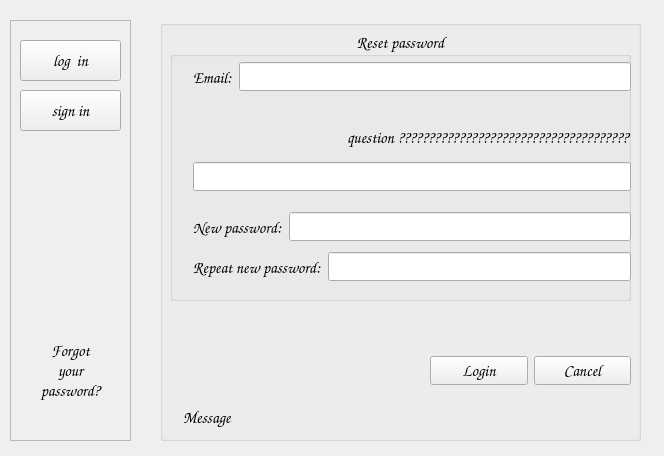
This is App_main/UI/register_login.ui in piotrekgelert/register-sign-in-form-pyqt as Qt 5 draws it before an edit. The edited form follows.
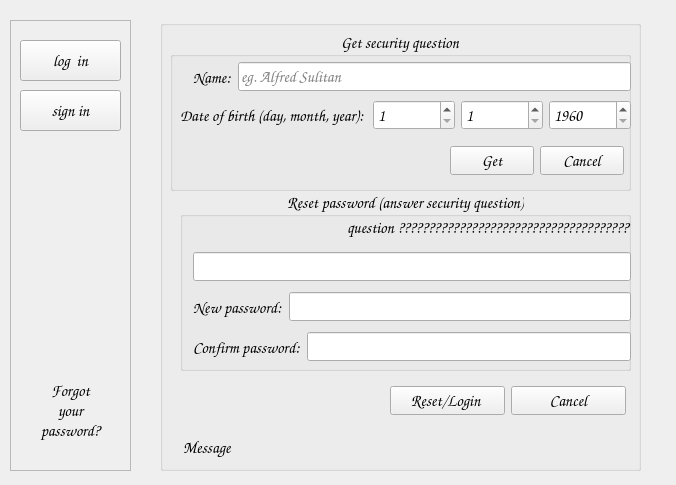
This is the edited form. The open tabs and pages were chosen to show the change. Icons and pictures are not drawn.

Commit message: forgot password work in progress

```diff
--- a/App_main/UI/register_login.ui
+++ b/App_main/UI/register_login.ui
@@ -9,8 +9,8 @@
    <rect>
     <x>0</x>
     <y>0</y>
-    <width>664</width>
-    <height>456</height>
+    <width>676</width>
+    <height>485</height>
    </rect>
   </property>
   <property name="font">
@@ -33,14 +33,14 @@
       <x>150</x>
       <y>20</y>
       <width>501</width>
-      <height>421</height>
+      <height>451</height>
      </rect>
     </property>
     <property name="focusPolicy">
      <enum>Qt::StrongFocus</enum>
     </property>
     <property name="currentIndex">
-     <number>0</number>
+     <number>3</number>
     </property>
     <widget class="QWidget" name="pg_welcome">
      <widget class="QLabel" name="lb_main_logo">
@@ -80,7 +80,7 @@
         <x>10</x>
         <y>0</y>
         <width>481</width>
-        <height>421</height>
+        <height>451</height>
        </rect>
       </property>
       <property name="title">
@@ -173,7 +173,7 @@
        <property name="geometry">
         <rect>
          <x>270</x>
-         <y>330</y>
+         <y>360</y>
          <width>201</width>
          <height>42</height>
         </rect>
@@ -219,12 +219,12 @@
        <property name="geometry">
         <rect>
          <x>10</x>
-         <y>380</y>
+         <y>410</y>
          <width>461</width>
          <height>34</height>
         </rect>
        </property>
-       <layout class="QHBoxLayout" name="horizontalLayout_3">
+       <layout class="QHBoxLayout" name="hl_login_message">
         <item>
          <widget class="QLabel" name="lb_login_message_icon">
           <property name="sizePolicy">
@@ -259,7 +259,7 @@
         <x>10</x>
         <y>0</y>
         <width>481</width>
-        <height>421</height>
+        <height>451</height>
        </rect>
       </property>
       <property name="title">
@@ -289,8 +289,15 @@
        <property name="flat">
         <bool>true</bool>
        </property>
-       <layout class="QVBoxLayout" name="verticalLayout">
-        <item>
+       <widget class="QWidget" name="">
+        <property name="geometry">
+         <rect>
+          <x>10</x>
+          <y>33</y>
+          <width>451</width>
+          <height>30</height>
+         </rect>
+        </property>
          <layout class="QHBoxLayout" name="hl_register_fname">
           <item>
            <widget class="QLabel" name="lb_register_fname_icon">
@@ -313,8 +320,16 @@
            <widget class="QLineEdit" name="le_register_fname"/>
           </item>
          </layout>
-        </item>
-        <item>
+       </widget>
+       <widget class="QWidget" name="">
+        <property name="geometry">
+         <rect>
+          <x>10</x>
+          <y>69</y>
+          <width>451</width>
+          <height>30</height>
+         </rect>
+        </property>
          <layout class="QHBoxLayout" name="hl_register_lname">
           <item>
            <widget class="QLabel" name="lb_register_lname_icon">
@@ -337,8 +352,16 @@
            <widget class="QLineEdit" name="le_register_lname"/>
           </item>
          </layout>
-        </item>
-        <item>
+       </widget>
+       <widget class="QWidget" name="">
+        <property name="geometry">
+         <rect>
+          <x>10</x>
+          <y>105</y>
+          <width>451</width>
+          <height>30</height>
+         </rect>
+        </property>
          <layout class="QHBoxLayout" name="hl_register_email">
           <item>
            <widget class="QLabel" name="lb_register_email_icon">
@@ -361,8 +384,16 @@
            <widget class="QLineEdit" name="le_register_email"/>
           </item>
          </layout>
-        </item>
-        <item>
+       </widget>
+       <widget class="QWidget" name="">
+        <property name="geometry">
+         <rect>
+          <x>10</x>
+          <y>141</y>
+          <width>451</width>
+          <height>30</height>
+         </rect>
+        </property>
          <layout class="QHBoxLayout" name="hl_register_password">
           <item>
            <widget class="QLabel" name="lb_register_password_icon">
@@ -385,8 +416,7 @@
            <widget class="QLineEdit" name="le_register_password"/>
           </item>
          </layout>
-        </item>
-       </layout>
+       </widget>
       </widget>
       <widget class="QGroupBox" name="gb_register_question">
        <property name="geometry">
@@ -394,11 +424,11 @@
          <x>10</x>
          <y>200</y>
          <width>461</width>
-         <height>111</height>
+         <height>151</height>
         </rect>
        </property>
        <property name="title">
-        <string>Add question and answer in case of forgotten password</string>
+        <string>Security info in case of forgotten password</string>
        </property>
        <property name="alignment">
         <set>Qt::AlignCenter</set>
@@ -406,8 +436,15 @@
        <property name="flat">
         <bool>true</bool>
        </property>
-       <layout class="QVBoxLayout" name="verticalLayout_2">
-        <item>
+       <widget class="QWidget" name="">
+        <property name="geometry">
+         <rect>
+          <x>9</x>
+          <y>70</y>
+          <width>451</width>
+          <height>34</height>
+         </rect>
+        </property>
          <layout class="QHBoxLayout" name="hl_register_question">
           <item>
            <widget class="QLabel" name="lb_register_question_icon">
@@ -430,8 +467,16 @@
            <widget class="QLineEdit" name="le_register_question"/>
           </item>
          </layout>
-        </item>
-        <item>
+       </widget>
+       <widget class="QWidget" name="">
+        <property name="geometry">
+         <rect>
+          <x>9</x>
+          <y>110</y>
+          <width>451</width>
+          <height>34</height>
+         </rect>
+        </property>
          <layout class="QHBoxLayout" name="hl_register_answer">
           <item>
            <widget class="QLabel" name="lb_register_answer_icon">
@@ -454,14 +499,74 @@
            <widget class="QLineEdit" name="le_register_answer"/>
           </item>
          </layout>
+       </widget>
+       <widget class="QWidget" name="">
+        <property name="geometry">
+         <rect>
+          <x>9</x>
+          <y>30</y>
+          <width>451</width>
+          <height>31</height>
+         </rect>
+        </property>
+        <layout class="QHBoxLayout" name="horizontalLayout">
+         <item>
+          <widget class="QLabel" name="lb_register_dob">
+           <property name="text">
+            <string>Date of birth (day, month, year):</string>
+           </property>
+          </widget>
+         </item>
+         <item>
+          <widget class="QSpinBox" name="sb_register_dob_day">
+           <property name="specialValueText">
+            <string/>
+           </property>
+           <property name="prefix">
+            <string/>
+           </property>
+           <property name="minimum">
+            <number>1</number>
+           </property>
+           <property name="maximum">
+            <number>31</number>
+           </property>
+          </widget>
+         </item>
+         <item>
+          <widget class="QSpinBox" name="sb_register_dob_month">
+           <property name="buttonSymbols">
+            <enum>QAbstractSpinBox::UpDownArrows</enum>
+           </property>
+           <property name="suffix">
+            <string/>
+           </property>
+           <property name="minimum">
+            <number>1</number>
+           </property>
+           <property name="maximum">
+            <number>12</number>
+           </property>
+          </widget>
+         </item>
+         <item>
+          <widget class="QSpinBox" name="sb_register_dob_year">
+           <property name="minimum">
+            <number>1960</number>
+           </property>
+           <property name="maximum">
+            <number>2024</number>
+           </property>
+          </widget>
         </item>
        </layout>
       </widget>
+      </widget>
       <widget class="QWidget" name="layoutWidget">
        <property name="geometry">
         <rect>
          <x>270</x>
-         <y>330</y>
+         <y>360</y>
          <width>201</width>
          <height>42</height>
         </rect>
@@ -507,12 +612,12 @@
        <property name="geometry">
         <rect>
          <x>10</x>
-         <y>380</y>
+         <y>410</y>
          <width>461</width>
          <height>34</height>
         </rect>
        </property>
-       <layout class="QHBoxLayout" name="horizontalLayout_4">
+       <layout class="QHBoxLayout" name="hl_register_message">
         <item>
          <widget class="QLabel" name="lb_register_message_icon">
           <property name="sizePolicy">
@@ -547,23 +652,23 @@
         <x>10</x>
         <y>0</y>
         <width>481</width>
-        <height>421</height>
+        <height>451</height>
        </rect>
       </property>
       <property name="title">
        <string/>
       </property>
-      <widget class="QGroupBox" name="gb_forgot_password">
+      <widget class="QGroupBox" name="gb_reset_get_question">
        <property name="geometry">
         <rect>
          <x>10</x>
          <y>10</y>
          <width>461</width>
-         <height>271</height>
+         <height>161</height>
         </rect>
        </property>
        <property name="title">
-        <string>Reset password</string>
+        <string>Get security question</string>
        </property>
        <property name="alignment">
         <set>Qt::AlignCenter</set>
@@ -571,7 +676,7 @@
        <property name="flat">
         <bool>true</bool>
        </property>
-       <widget class="QWidget" name="layoutWidget">
+       <widget class="QWidget" name="layoutWidget_2">
         <property name="geometry">
          <rect>
           <x>10</x>
@@ -580,9 +685,9 @@
           <height>34</height>
          </rect>
         </property>
-        <layout class="QHBoxLayout" name="hl_reset_email">
+        <layout class="QHBoxLayout" name="hl_reset_name">
          <item>
-          <widget class="QLabel" name="lb_reset_email_icon">
+          <widget class="QLabel" name="lb_reset_name_icon">
            <property name="text">
             <string/>
            </property>
@@ -592,47 +697,253 @@
           </widget>
          </item>
          <item>
-          <widget class="QLabel" name="lb_reset_email">
+          <widget class="QLabel" name="lb_reset_name">
            <property name="text">
-            <string>Email:</string>
+            <string>Name:</string>
            </property>
           </widget>
          </item>
          <item>
-          <widget class="QLineEdit" name="le_reset_email"/>
+          <widget class="QLineEdit" name="le_reset_name">
+           <property name="placeholderText">
+            <string>eg. Alfred Sulitan</string>
+           </property>
+          </widget>
          </item>
         </layout>
        </widget>
+       <widget class="QWidget" name="">
+        <property name="geometry">
+         <rect>
+          <x>280</x>
+          <y>110</y>
+          <width>174</width>
+          <height>42</height>
+         </rect>
+        </property>
+        <layout class="QHBoxLayout" name="hl_reset_get_question">
+         <item>
+          <widget class="QPushButton" name="pb_reset_get_question">
+           <property name="text">
+            <string>Get</string>
+           </property>
+           <property name="icon">
+            <iconset resource="../../App_icons/resource_icons.qrc">
+             <normaloff>:/buttons/question_thumb.png</normaloff>:/buttons/question_thumb.png</iconset>
+           </property>
+           <property name="iconSize">
+            <size>
+             <width>32</width>
+             <height>32</height>
+            </size>
+           </property>
+          </widget>
+         </item>
+         <item>
+          <widget class="QPushButton" name="pb_reset_get_cancel">
+           <property name="text">
+            <string>Cancel</string>
+           </property>
+           <property name="icon">
+            <iconset resource="../../App_icons/resource_icons.qrc">
+             <normaloff>:/buttons/cross_white_thumb.png</normaloff>:/buttons/cross_white_thumb.png</iconset>
+           </property>
+           <property name="iconSize">
+            <size>
+             <width>32</width>
+             <height>32</height>
+            </size>
+           </property>
+          </widget>
+         </item>
+        </layout>
+       </widget>
+       <widget class="QWidget" name="">
+        <property name="geometry">
+         <rect>
+          <x>10</x>
+          <y>70</y>
+          <width>451</width>
+          <height>31</height>
+         </rect>
+        </property>
+        <layout class="QHBoxLayout" name="hl_reset_dob">
+         <item>
+          <widget class="QLabel" name="lb_reset_dob">
+           <property name="text">
+            <string>Date of birth (day, month, year): </string>
+           </property>
+          </widget>
+         </item>
+         <item>
+          <widget class="QSpinBox" name="sb_reset_dob_day">
+           <property name="minimum">
+            <number>1</number>
+           </property>
+           <property name="maximum">
+            <number>32</number>
+           </property>
+          </widget>
+         </item>
+         <item>
+          <widget class="QSpinBox" name="sb_reset_dob_month">
+           <property name="minimum">
+            <number>1</number>
+           </property>
+           <property name="maximum">
+            <number>12</number>
+           </property>
+          </widget>
+         </item>
+         <item>
+          <widget class="QSpinBox" name="sb_reset_dob_year">
+           <property name="minimum">
+            <number>1960</number>
+           </property>
+           <property name="maximum">
+            <number>2024</number>
+           </property>
+          </widget>
+         </item>
+        </layout>
+       </widget>
+      </widget>
+      <widget class="QWidget" name="layoutWidget">
+       <property name="geometry">
+        <rect>
+         <x>230</x>
+         <y>360</y>
+         <width>236</width>
+         <height>42</height>
+        </rect>
+       </property>
+       <layout class="QHBoxLayout" name="hl_reset_buttons">
+        <item>
+         <widget class="QPushButton" name="pb_reset_login">
+          <property name="text">
+           <string>Reset/Login </string>
+          </property>
+          <property name="icon">
+           <iconset resource="../../App_icons/resource_icons.qrc">
+            <normaloff>:/buttons/success_white_thumb.png</normaloff>:/buttons/success_white_thumb.png</iconset>
+          </property>
+          <property name="iconSize">
+           <size>
+            <width>32</width>
+            <height>32</height>
+           </size>
+          </property>
+         </widget>
+        </item>
+        <item>
+         <widget class="QPushButton" name="pb_reset_cancel">
+          <property name="text">
+           <string>Cancel</string>
+          </property>
+          <property name="icon">
+           <iconset resource="../../App_icons/resource_icons.qrc">
+            <normaloff>:/buttons/cross_white_thumb.png</normaloff>:/buttons/cross_white_thumb.png</iconset>
+          </property>
+          <property name="iconSize">
+           <size>
+            <width>32</width>
+            <height>32</height>
+           </size>
+          </property>
+         </widget>
+        </item>
+       </layout>
+      </widget>
        <widget class="QWidget" name="layoutWidget">
         <property name="geometry">
          <rect>
           <x>10</x>
-          <y>130</y>
+         <y>410</y>
+         <width>461</width>
+         <height>34</height>
+        </rect>
+       </property>
+       <layout class="QHBoxLayout" name="hl_reset_message">
+        <item>
+         <widget class="QLabel" name="lb_reset_message_icon">
+          <property name="sizePolicy">
+           <sizepolicy hsizetype="Fixed" vsizetype="Preferred">
+            <horstretch>0</horstretch>
+            <verstretch>0</verstretch>
+           </sizepolicy>
+          </property>
+          <property name="text">
+           <string/>
+          </property>
+          <property name="pixmap">
+           <pixmap resource="../../App_icons/resource_icons.qrc">:/buttons/exclamation_mark_white_thumb.png</pixmap>
+          </property>
+         </widget>
+        </item>
+        <item>
+         <widget class="QLabel" name="lb_reset_message">
+          <property name="text">
+           <string>Message</string>
+          </property>
+         </widget>
+        </item>
+       </layout>
+      </widget>
+      <widget class="QGroupBox" name="gb_reset_reset_password">
+       <property name="geometry">
+        <rect>
+         <x>20</x>
+         <y>170</y>
           <width>451</width>
+         <height>181</height>
+        </rect>
+       </property>
+       <property name="title">
+        <string>Reset password (answer security question)</string>
+       </property>
+       <property name="alignment">
+        <set>Qt::AlignCenter</set>
+       </property>
+       <property name="flat">
+        <bool>true</bool>
+       </property>
+       <widget class="QWidget" name="layoutWidget">
+        <property name="geometry">
+         <rect>
+          <x>0</x>
+          <y>140</y>
+          <width>451</width>
           <height>34</height>
          </rect>
         </property>
-        <layout class="QHBoxLayout" name="hl_reset_answer">
+        <layout class="QHBoxLayout" name="hl_reset_repeat_pass">
          <item>
-          <widget class="QLabel" name="lb_reset_answer_icon">
+          <widget class="QLabel" name="lb_reset_repeat_pass_icon">
            <property name="text">
             <string/>
            </property>
            <property name="pixmap">
-            <pixmap resource="../../App_icons/resource_icons.qrc">:/buttons/A_white_thumb.png</pixmap>
+            <pixmap resource="../../App_icons/resource_icons.qrc">:/buttons/key_white_thumb.png</pixmap>
            </property>
           </widget>
          </item>
          <item>
-          <widget class="QLineEdit" name="le_reset_answer"/>
+          <widget class="QLabel" name="lb_reset_repeat_pass">
+           <property name="text">
+            <string>Confirm password:</string>
+           </property>
+          </widget>
          </item>
+         <item>
+          <widget class="QLineEdit" name="le_reset_repeat_pass"/>
+         </item>
         </layout>
        </widget>
        <widget class="QWidget" name="layoutWidget">
         <property name="geometry">
          <rect>
-          <x>10</x>
-          <y>180</y>
+          <x>0</x>
+          <y>100</y>
           <width>451</width>
           <height>34</height>
          </rect>
@@ -663,45 +974,38 @@
        <widget class="QWidget" name="layoutWidget">
         <property name="geometry">
          <rect>
-          <x>10</x>
-          <y>220</y>
+          <x>0</x>
+          <y>60</y>
           <width>451</width>
           <height>34</height>
          </rect>
         </property>
-        <layout class="QHBoxLayout" name="hl_reset_repeat_pass">
+        <layout class="QHBoxLayout" name="hl_reset_answer">
          <item>
-          <widget class="QLabel" name="lb_reset_repeat_pass_icon">
+          <widget class="QLabel" name="lb_reset_answer_icon">
            <property name="text">
             <string/>
            </property>
            <property name="pixmap">
-            <pixmap resource="../../App_icons/resource_icons.qrc">:/buttons/key_white_thumb.png</pixmap>
+            <pixmap resource="../../App_icons/resource_icons.qrc">:/buttons/A_white_thumb.png</pixmap>
            </property>
           </widget>
          </item>
          <item>
-          <widget class="QLabel" name="lb_reset_repeat_pass">
-           <property name="text">
-            <string>Repeat new password:</string>
-           </property>
-          </widget>
-         </item>
-         <item>
-          <widget class="QLineEdit" name="le_reset_repeat_pass"/>
+          <widget class="QLineEdit" name="le_reset_answer"/>
          </item>
         </layout>
        </widget>
        <widget class="QWidget" name="layoutWidget">
         <property name="geometry">
          <rect>
-          <x>10</x>
-          <y>90</y>
+          <x>0</x>
+          <y>20</y>
           <width>451</width>
           <height>34</height>
          </rect>
         </property>
-        <layout class="QHBoxLayout" name="horizontalLayout_2">
+        <layout class="QHBoxLayout" name="hl_reset_question">
          <item>
           <widget class="QLabel" name="lb_reset_question_icon">
            <property name="text">
@@ -722,87 +1026,6 @@
         </layout>
        </widget>
       </widget>
-      <widget class="QWidget" name="layoutWidget">
-       <property name="geometry">
-        <rect>
-         <x>270</x>
-         <y>330</y>
-         <width>201</width>
-         <height>42</height>
-        </rect>
-       </property>
-       <layout class="QHBoxLayout" name="horizontalLayout">
-        <item>
-         <widget class="QPushButton" name="pb_reset_login">
-          <property name="text">
-           <string>Login</string>
-          </property>
-          <property name="icon">
-           <iconset resource="../../App_icons/resource_icons.qrc">
-            <normaloff>:/buttons/success_white_thumb.png</normaloff>:/buttons/success_white_thumb.png</iconset>
-          </property>
-          <property name="iconSize">
-           <size>
-            <width>32</width>
-            <height>32</height>
-           </size>
-          </property>
-         </widget>
-        </item>
-        <item>
-         <widget class="QPushButton" name="pb_reset_cancel">
-          <property name="text">
-           <string>Cancel</string>
-          </property>
-          <property name="icon">
-           <iconset resource="../../App_icons/resource_icons.qrc">
-            <normaloff>:/buttons/cross_white_thumb.png</normaloff>:/buttons/cross_white_thumb.png</iconset>
-          </property>
-          <property name="iconSize">
-           <size>
-            <width>32</width>
-            <height>32</height>
-           </size>
-          </property>
-         </widget>
-        </item>
-       </layout>
-      </widget>
-      <widget class="QWidget" name="layoutWidget">
-       <property name="geometry">
-        <rect>
-         <x>10</x>
-         <y>380</y>
-         <width>461</width>
-         <height>34</height>
-        </rect>
-       </property>
-       <layout class="QHBoxLayout" name="horizontalLayout_5">
-        <item>
-         <widget class="QLabel" name="lb_reset_message_icon">
-          <property name="sizePolicy">
-           <sizepolicy hsizetype="Fixed" vsizetype="Preferred">
-            <horstretch>0</horstretch>
-            <verstretch>0</verstretch>
-           </sizepolicy>
-          </property>
-          <property name="text">
-           <string/>
-          </property>
-          <property name="pixmap">
-           <pixmap resource="../../App_icons/resource_icons.qrc">:/buttons/exclamation_mark_white_thumb.png</pixmap>
-          </property>
-         </widget>
-        </item>
-        <item>
-         <widget class="QLabel" name="lb_reset_message">
-          <property name="text">
-           <string>Message</string>
-          </property>
-         </widget>
-        </item>
-       </layout>
-      </widget>
      </widget>
     </widget>
    </widget>
@@ -812,7 +1035,7 @@
       <x>10</x>
       <y>20</y>
       <width>121</width>
-      <height>421</height>
+      <height>451</height>
      </rect>
     </property>
     <property name="frameShape">
@@ -848,7 +1071,7 @@
      <property name="geometry">
       <rect>
        <x>0</x>
-       <y>310</y>
+       <y>350</y>
        <width>121</width>
        <height>81</height>
       </rect>
```
Left out of the diff: 26 changed lines with no effect on the pictures. Lines whose indentation alone changed are shown as unchanged. The commit also changes 7 other files.
